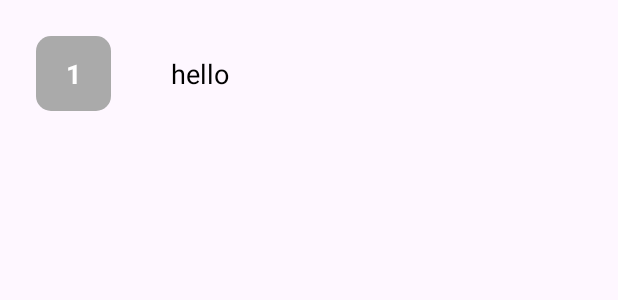
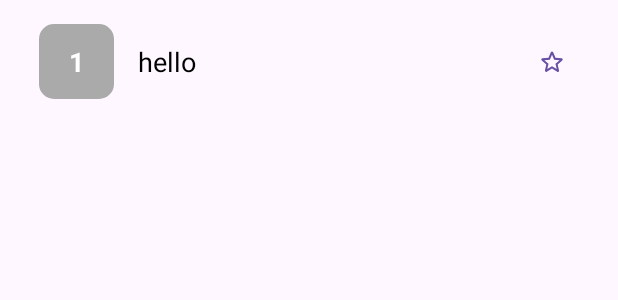
Before and after one commit to Kkaiyuanwg/Elbus, an Android app: the layout line_item.xml on its own in the app's theme, with its tools: preview values and no code run, on a phone screen of 412 x 824 dp. Shown: the top 300 px of the screen. Run offline under Robolectric (Android 15) with nearby library versions, the phone set to English and light mode, and no system bars; Roboto replaces fonts that are not available here.

Commit message:
added line list and fixed location

```diff
--- a/app/src/main/java/com/kkai/elbus/Utils/Utils.kt
+++ b/app/src/main/java/com/kkai/elbus/Utils/Utils.kt
@@ -112,17 +112,15 @@ fun requestLocationUpdates(thiss: Context, callback: (Pair<Double, Double>?) ->
         // for ActivityCompat#requestPermissions for more details.
         return
     }
+
     fusedLocationClient.lastLocation.addOnSuccessListener { location: Location? ->
             location?.let {
                 coordinates = Pair(location.latitude, location.longitude)
-                println("Latitude: ${coordinates!!.first}, Longitude: ${coordinates!!.second}")
                 callback(coordinates)
             } ?: run {
-                println("Location is null")
                 callback(null)
             }
     }.addOnFailureListener { exception ->
-            println("Location retrieval failed: $exception")
             callback(null)
         }
 }
--- /dev/null
+++ b/app/src/main/res/drawable/round_star.xml
@@ -0,0 +1,5 @@
+<vector android:height="24dp" android:tint="#000000"
+    android:viewportHeight="24" android:viewportWidth="24"
+    android:width="24dp" xmlns:android="http://schemas.android.com/apk/res/android">
+    <path android:fillColor="@android:color/white" android:pathData="M19.65,9.04l-4.84,-0.42 -1.89,-4.45c-0.34,-0.81 -1.5,-0.81 -1.84,0L9.19,8.63l-4.83,0.41c-0.88,0.07 -1.24,1.17 -0.57,1.75l3.67,3.18 -1.1,4.72c-0.2,0.86 0.73,1.54 1.49,1.08l4.15,-2.5 4.15,2.51c0.76,0.46 1.69,-0.22 1.49,-1.08l-1.1,-4.73 3.67,-3.18c0.67,-0.58 0.32,-1.68 -0.56,-1.75zM12,15.4l-3.76,2.27 1,-4.28 -3.32,-2.88 4.38,-0.38L12,6.1l1.71,4.04 4.38,0.38 -3.32,2.88 1,4.28L12,15.4z"/>
+</vector>
--- a/app/src/main/res/layout/line_item.xml
+++ b/app/src/main/res/layout/line_item.xml
@@ -1,7 +1,7 @@
 <androidx.constraintlayout.widget.ConstraintLayout xmlns:android="http://schemas.android.com/apk/res/android"
     xmlns:app="http://schemas.android.com/apk/res-auto"
     xmlns:tools="http://schemas.android.com/tools"
-    android:layout_width="wrap_content"
+    android:layout_width="match_parent"
     android:layout_height="wrap_content"
     android:orientation="horizontal"
     android:padding="16dp">
@@ -11,10 +11,7 @@
         android:id="@+id/square"
         android:layout_width="50dp"
         android:layout_height="50dp"
-        android:layout_marginStart="16dp"
-        android:layout_marginTop="8dp"
-        android:layout_marginEnd="48dp"
-        android:layout_marginBottom="8dp"
+        android:layout_marginStart="10dp"
         android:background="@drawable/rounded_bg"
         android:gravity="center"
         android:text="1"
@@ -22,24 +19,36 @@
         android:textSize="18sp"
         android:textStyle="bold"
         app:layout_constraintBottom_toBottomOf="parent"
-        app:layout_constraintEnd_toStartOf="@+id/busNumber"
         app:layout_constraintStart_toStartOf="parent"
         app:layout_constraintTop_toTopOf="parent" /> <!-- Example color (Orange) -->
 
     <!-- Text to the Right of the Square -->
+
     <TextView
         android:id="@+id/busNumber"
         android:layout_width="wrap_content"
         android:layout_height="wrap_content"
         android:layout_gravity="center"
-        android:layout_marginTop="8dp"
-        android:layout_marginEnd="243dp"
-        android:layout_marginBottom="8dp"
+        android:layout_marginStart="16dp"
         android:text="hello"
+        android:textAlignment="textStart"
         android:textColor="#000000"
         android:textSize="18sp"
         app:layout_constraintBottom_toBottomOf="parent"
+        app:layout_constraintStart_toEndOf="@+id/square"
+        app:layout_constraintTop_toTopOf="parent"
+        app:layout_constraintVertical_bias="0.509" />
+
+    <Button
+        android:id="@+id/lineFavButton"
+        style="@style/Widget.Material3.Button.IconButton"
+        android:layout_width="wrap_content"
+        android:layout_height="wrap_content"
+        android:layout_marginEnd="4dp"
+        app:icon="@drawable/round_star"
+        app:layout_constraintBottom_toBottomOf="parent"
         app:layout_constraintEnd_toEndOf="parent"
-        app:layout_constraintTop_toTopOf="parent" /> <!-- Example color (Black) -->
+        app:layout_constraintTop_toTopOf="parent"
+        app:layout_constraintVertical_bias="0.529" /> <!-- Example color (Black) -->
 
 </androidx.constraintlayout.widget.ConstraintLayout>
```
Also changed, not shown: app/src/main/java/com/kkai/elbus/LineFragment.kt (+11 -12 lines), app/src/main/java/com/kkai/elbus/MainActivity.kt (+23 -10 lines), app/src/main/java/com/kkai/elbus/MainFragment.kt (+18 -0 lines).
